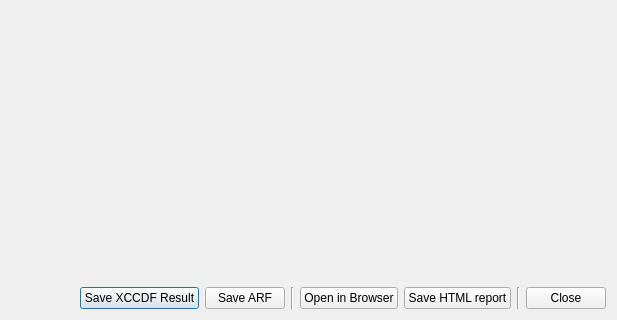
Qt form ui/ResultViewer.ui (OpenSCAP/scap-workbench) before a commit; both pictures show x 333 to 950 and y 360 to 680 of the 950 by 680 pixel window.
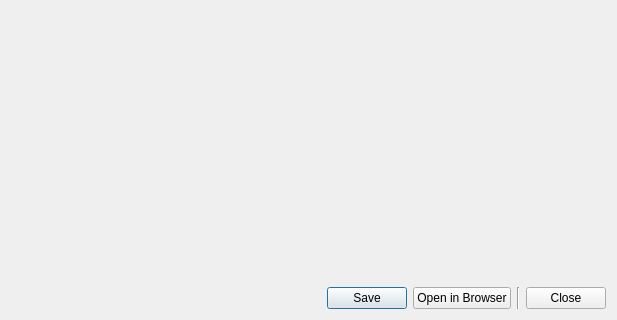
The same form after that commit.

Commit message: Put all the save buttons in the Result Viewer window into one QPushButton menu

```diff
--- a/ui/ResultViewer.ui
+++ b/ui/ResultViewer.ui
@@ -48,21 +48,7 @@
       <item>
        <widget class="QPushButton" name="saveResultsButton">
         <property name="text">
-         <string>Save XCCDF Result</string>
-        </property>
-       </widget>
-      </item>
-      <item>
-       <widget class="QPushButton" name="saveARFButton">
-        <property name="text">
-         <string>Save ARF</string>
-        </property>
-       </widget>
-      </item>
-      <item>
-       <widget class="Line" name="line">
-        <property name="orientation">
-         <enum>Qt::Vertical</enum>
+         <string>Save</string>
         </property>
        </widget>
       </item>
@@ -76,13 +62,6 @@
         </property>
        </widget>
       </item>
-      <item>
-       <widget class="QPushButton" name="saveReportButton">
-        <property name="text">
-         <string>Save HTML report</string>
-        </property>
-       </widget>
-      </item>
       <item>
        <widget class="Line" name="line_2">
         <property name="orientation">
```
Left out of the diff: 2 changed lines with no effect on the pictures. The commit also changes 2 other files.
